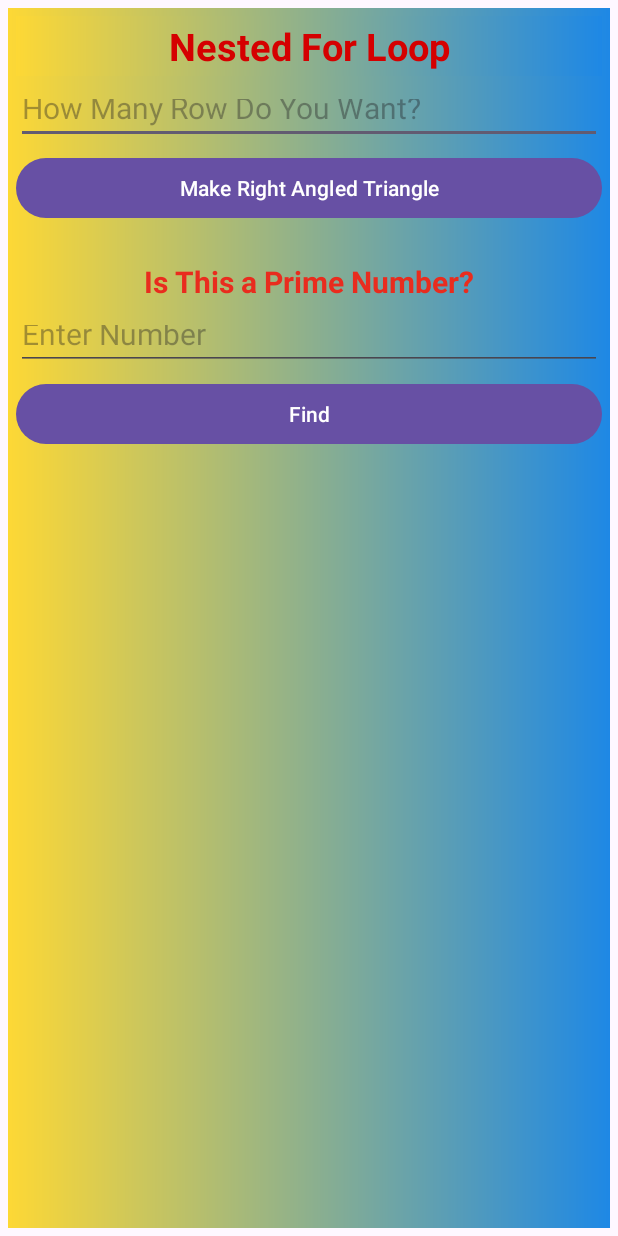
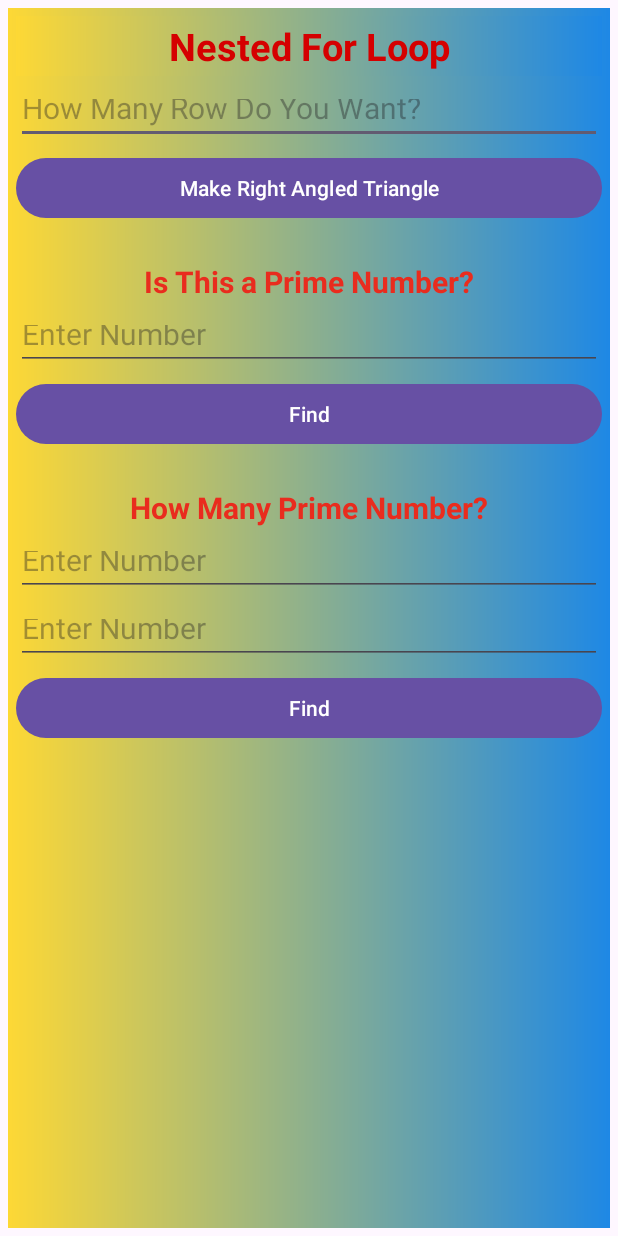
Before and after one commit to anirbanprince/All_Practice, an Android app: the Activity_Nested_Loop screen opened directly, with no data from a screen before it, on a phone screen of 412 x 824 dp. Run offline under Robolectric (Android 15) with nearby library versions, the phone set to English and light mode, and no system bars.

Commit message:
Merge remote-tracking branch 'origin/master'
# Conflicts:
#	app/src/main/java/com/proseobd/all/Activity_Loop_HW.java
#	app/src/main/res/layout/activity_loop_hw.xml

```diff
--- a/app/src/main/AndroidManifest.xml
+++ b/app/src/main/AndroidManifest.xml
@@ -16,6 +16,9 @@
         android:supportsRtl="true"
         android:theme="@style/Theme.All"
         tools:targetApi="31">
+        <activity
+            android:name=".Activity_Array"
+            android:exported="false" />
         <activity
             android:name=".Activity_Nested_Loop"
             android:exported="false" />
--- a/app/src/main/java/com/proseobd/all/Activity_Nested_Loop.java
+++ b/app/src/main/java/com/proseobd/all/Activity_Nested_Loop.java
@@ -18,9 +18,9 @@ import com.airbnb.lottie.parser.IntegerParser;
 
 public class Activity_Nested_Loop extends AppCompatActivity {
     Animation animation;
-    EditText edt1, edt2;
-    Button btnMRAT, btnfindPN;
-    TextView title_Name, tvd1, tvd2;
+    EditText edt1, edt2, edt3, edt33;
+    Button btnMRAT, btnfindPN, btnfindPN2;
+    TextView title_Name, tvd1, tvd2,tvd3;
 
     @Override
     protected void onCreate(Bundle savedInstanceState) {
@@ -31,13 +31,17 @@ public class Activity_Nested_Loop extends AppCompatActivity {
 
         edt1 = findViewById(R.id.edt1);
         edt2 = findViewById(R.id.edt2);
+        edt3 = findViewById(R.id.edt3);
+        edt33 = findViewById(R.id.edt33);
 
         btnMRAT = findViewById(R.id.btnMRAT);
         btnfindPN = findViewById(R.id.btnfindPN);
+        btnfindPN2 = findViewById(R.id.btnfindPN2);
 
         title_Name = findViewById(R.id.title_Name);
         tvd1 = findViewById(R.id.tvd1);
         tvd2 = findViewById(R.id.tvd2);
+        tvd3 = findViewById(R.id.tvd3);
 
         title_Name.startAnimation(animation);
 
@@ -97,6 +101,30 @@ public class Activity_Nested_Loop extends AppCompatActivity {
 
 
 
+        btnfindPN2.setOnClickListener(new View.OnClickListener() {
+            @Override
+            public void onClick(View v) {
+                tvd1.setText("");
+                tvd2.setText("");
+                tvd3.setText("");
+
+                int fNum =Integer.parseInt(edt3.getText().toString());
+                int lNum =Integer.parseInt(edt33.getText().toString());
+
+
+                for (int x=fNum; x<=lNum; x++){
+
+                }
+
+
+
+
+
+            }
+        });
+
+
+
 
 
     }
--- a/app/src/main/res/layout/activity_main.xml
+++ b/app/src/main/res/layout/activity_main.xml
@@ -171,11 +171,11 @@
             />
 
         <Button
-            android:id="@+id/btntxt2sp"
+            android:id="@+id/btntArrey"
             android:layout_width="match_parent"
             android:layout_height="wrap_content"
             android:layout_marginTop="5dp"
-            android:text="Text2Speace"
+            android:text="Arrey"
             android:layout_weight="1"
             />
 
@@ -196,7 +196,7 @@
             android:layout_width="match_parent"
             android:layout_height="wrap_content"
             android:layout_marginTop="5dp"
-            android:text="Text2Speace"
+            android:text="Shaerd Performence"
             android:layout_weight="1"
             />
 
--- a/app/src/main/res/layout/activity_nested_loop.xml
+++ b/app/src/main/res/layout/activity_nested_loop.xml
@@ -91,6 +91,56 @@
 
 
 
+    <TextView
+        android:layout_width="match_parent"
+        android:layout_height="wrap_content"
+        android:text="How Many Prime Number?"
+        android:textSize="20sp"
+        android:gravity="center"
+        android:textColor="#E92C1E"
+        android:textStyle="bold"
+        />
+
+
+    <EditText
+        android:id="@+id/edt3"
+        android:layout_marginTop="5dp"
+        android:layout_width="match_parent"
+        android:layout_height="40dp"
+        android:textSize="20sp"
+        android:hint="Enter Number"
+        android:textColor="@color/black"
+        android:inputType="number"
+        />
+    <EditText
+        android:id="@+id/edt33"
+        android:layout_marginTop="5dp"
+        android:layout_width="match_parent"
+        android:layout_height="40dp"
+        android:textSize="20sp"
+        android:hint="Enter Number"
+        android:textColor="@color/black"
+        android:inputType="number"
+        />
+    <Button
+        android:id="@+id/btnfindPN2"
+        android:layout_marginTop="5dp"
+        android:layout_width="match_parent"
+        android:layout_height="wrap_content"
+        android:text="Find"
+        />
+    <TextView
+        android:id="@+id/tvd3"
+        android:layout_marginTop="5dp"
+        android:layout_width="match_parent"
+        android:layout_height="wrap_content"
+        android:textColor="#B32318"
+        android:textStyle="bold"
+        />
+
+
+
+
 
 
 
```
Also changed, not shown: app/src/main/java/com/proseobd/all/Activity_Array.java (added, +18 -0 lines), app/src/main/java/com/proseobd/all/MainActivity.java (+14 -1 lines), app/src/main/res/layout/activity_array.xml (added, +37 -0 lines).
